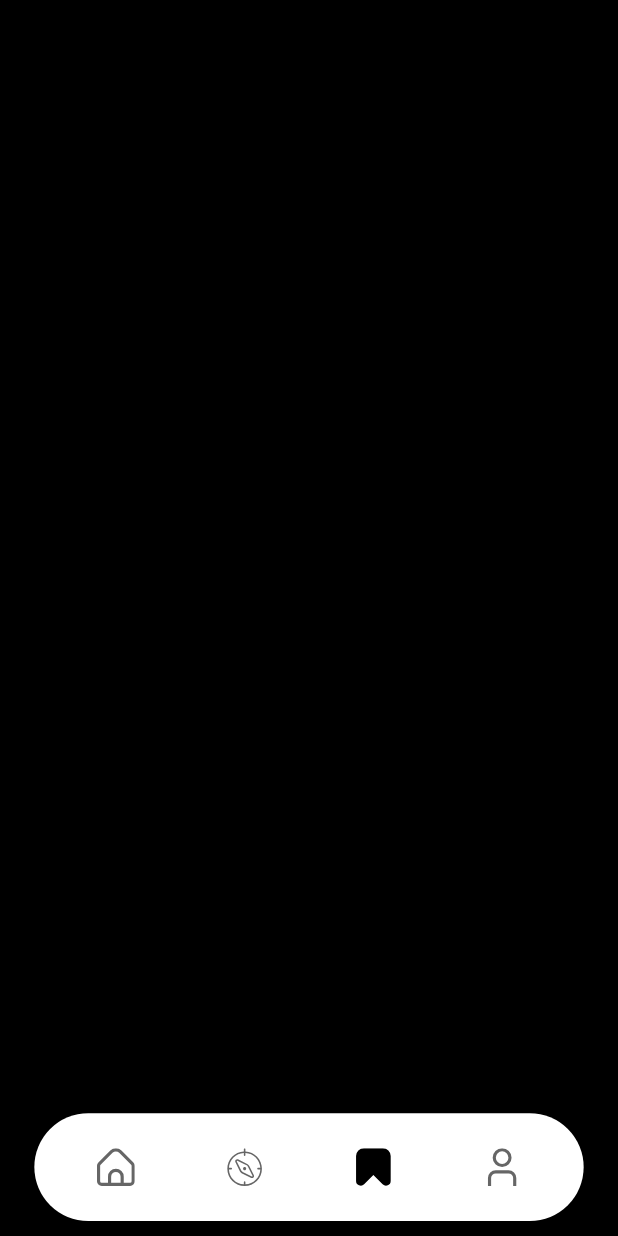
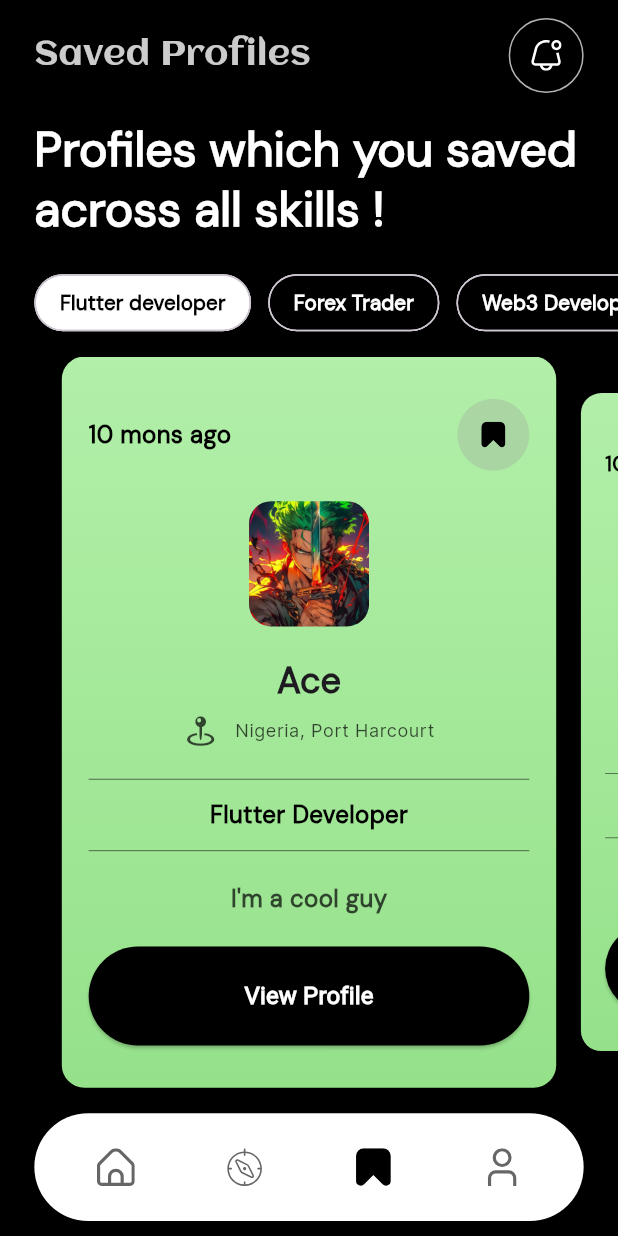
Before and after one commit to KellyDanielO/skillradar_gemini, a Flutter app: the BaseScreen screen opened directly, item 3 of the bottom bar chosen, on a phone screen of 412 x 824 dp. Run offline on Flutter 3.47's test engine with Material 3 defaults, Android fonts, the light colour scheme and no system bars; drawn by our look-alikes of card_swiper, flutter_animate; our stand-ins replace flutter_riverpod, flutter_screenutil, flutter_svg; generated files the repository leaves out were written again.

Commit message:
created saved profiles

```diff
--- a/lib/core/constants/skills.dart
+++ b/lib/core/constants/skills.dart
@@ -1,4 +1,5 @@
 List<String> skillList = [
+  'Flutter developer',
   'Forex Trader',
   'Web3 Developer',
   'Anime Otaku',
--- a/lib/features/base/presentation/screens/tabs/saved_tab.dart
+++ b/lib/features/base/presentation/screens/tabs/saved_tab.dart
@@ -1,5 +1,15 @@
+import 'package:card_swiper/card_swiper.dart';
+import 'package:flutter/cupertino.dart';
 import 'package:flutter/material.dart';
 import 'package:flutter_riverpod/flutter_riverpod.dart';
+import 'package:flutter_screenutil/flutter_screenutil.dart';
+import 'package:flutter_svg/flutter_svg.dart';
+
+import '../../../../../core/constants/assets.dart';
+import '../../../../../core/constants/colors.dart';
+import '../../../../../core/constants/fonts.dart';
+import '../../../../../core/constants/skills.dart';
+import '../../widgets/profile_card.dart';
 
 class SavedTab extends ConsumerWidget {
   final double width;
@@ -8,6 +18,166 @@ class SavedTab extends ConsumerWidget {
 
   @override
   Widget build(BuildContext context, WidgetRef ref) {
-    return Container();
+    List<UserProfile> profiles = [
+      UserProfile(
+        name: 'Ace',
+        image: AppAssets.avatar1,
+        location: 'Nigeria, Port Harcourt',
+        skill: 'Flutter Developer',
+        bio: 'I\'m a cool guy',
+        joined: '10 mons ago',
+        action: () {},
+      ),
+      UserProfile(
+        name: 'Kelly Daniel',
+        image: AppAssets.avatar2,
+        location: 'Nigeria, Port Harcourt',
+        skill: 'Flutter Developer',
+        bio: 'I\'m a cool guy',
+        joined: '10 mons ago',
+        action: () {},
+      ),
+      UserProfile(
+        name: 'Livingstone',
+        image: AppAssets.avatar3,
+        location: 'Nigeria, Port Harcourt',
+        skill: 'Flutter Developer',
+        bio: 'I\'m a cool guy',
+        joined: '10 mons ago',
+        action: () {},
+      ),
+      UserProfile(
+        name: 'Victor Chiaka',
+        image: AppAssets.avatar4,
+        location: 'Nigeria, Port Harcourt',
+        skill: 'Flutter Developer',
+        bio: 'I\'m a cool guy',
+        joined: '10 mons ago',
+        action: () {},
+      ),
+    ];
+    return Column(
+      children: <Widget>[
+        SizedBox(height: 10.h),
+        Padding(
+          padding: EdgeInsets.symmetric(horizontal: 20.w),
+          child: Row(
+            mainAxisAlignment: MainAxisAlignment.spaceBetween,
+            children: <Widget>[
+              Text(
+                'Saved Profiles',
+                style: TextStyle(
+                  color: AppColors.whiteColor.withOpacity(.8),
+                  fontSize: 20.sp,
+                  fontFamily: AppFonts.actionFont,
+                ),
+              ),
+              Container(
+                decoration: BoxDecoration(
+                  border: Border.all(
+                    color: AppColors.whiteColor.withOpacity(.7),
+                  ),
+                  borderRadius: BorderRadius.circular(30),
+                ),
+                child: IconButton(
+                  onPressed: () {},
+                  icon: SvgPicture.asset(
+                    AppAssets.bellOutlinedIcon,
+                    colorFilter: const ColorFilter.mode(
+                        AppColors.whiteColor, BlendMode.srcIn),
+                    width: 18.w,
+                    height: 18.h,
+                  ),
+                ),
+              ),
+            ],
+          ),
+        ),
+        SizedBox(height: 15.h),
+        Padding(
+          padding: EdgeInsets.symmetric(horizontal: 20.w),
+          child: Text(
+            'Profiles which you saved across all skills !',
+            style: Theme.of(context).textTheme.headlineLarge!.copyWith(
+                color: AppColors.whiteColor,
+                fontWeight: FontWeight.bold,
+                fontFamily: AppFonts.sansFont),
+          ),
+        ),
+        SizedBox(height: 15.h),
+        SingleChildScrollView(
+          scrollDirection: Axis.horizontal,
+          child: Padding(
+            padding: EdgeInsets.symmetric(horizontal: 20.w),
+            child: Row(
+              children: List.generate(skillList.length, (index) {
+                return Container(
+                  margin: EdgeInsets.only(right: 10.w),
+                  child: Chip(
+                    backgroundColor:
+                        index == 0 ? AppColors.whiteColor : AppColors.blackColor,
+                    shape: RoundedRectangleBorder(
+                        borderRadius: BorderRadius.circular(30)),
+                    label: Text(
+                      skillList[index],
+                      style: TextStyle(
+                        color: index == 0
+                            ? AppColors.blackColor
+                            : AppColors.whiteColor,
+                        fontFamily: AppFonts.sansFont,
+                        fontWeight: FontWeight.w600,
+                        fontSize: 12.sp,
+                      ),
+                    ),
+                  ),
+                );
+              }),
+            ),
+          ),
+        ),
+        SizedBox(height: 10.h),
+        Flexible(
+          child: Swiper(
+            itemBuilder: (BuildContext context, int index) {
+              final element = profiles[index];
+              return ProfileCard(
+                name: element.name,
+                image: element.image,
+                location: element.location,
+                skill: element.skill,
+                bio: element.bio,
+                joined: element.joined,
+                action: element.action,
+              );
+            },
+            itemCount: profiles.length,
+            viewportFraction: 0.8,
+            scale: 0.9,
+            loop: false,
+          ),
+        ),
+        SizedBox(height: height * .12),
+      ],
+    );
   }
 }
+
+class UserProfile {
+  final String name;
+  final String image;
+  final String location;
+  final String skill;
+  final String bio;
+  final String joined;
+  final void Function() action;
+
+  UserProfile({
+    required this.name,
+    required this.image,
+    required this.location,
+    required this.skill,
+    required this.bio,
+    required this.joined,
+    required this.action,
+  });
+}
```
Also changed, not shown: lib/features/base/presentation/screens/tabs/home_tab.dart (+3 -4 lines).
